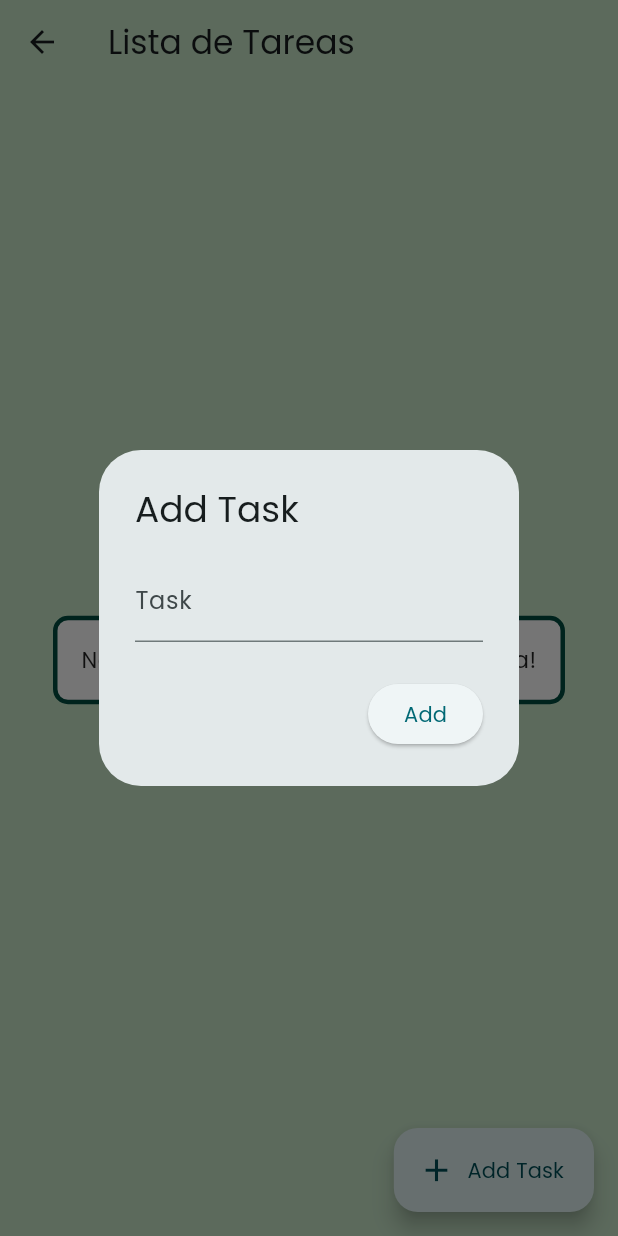
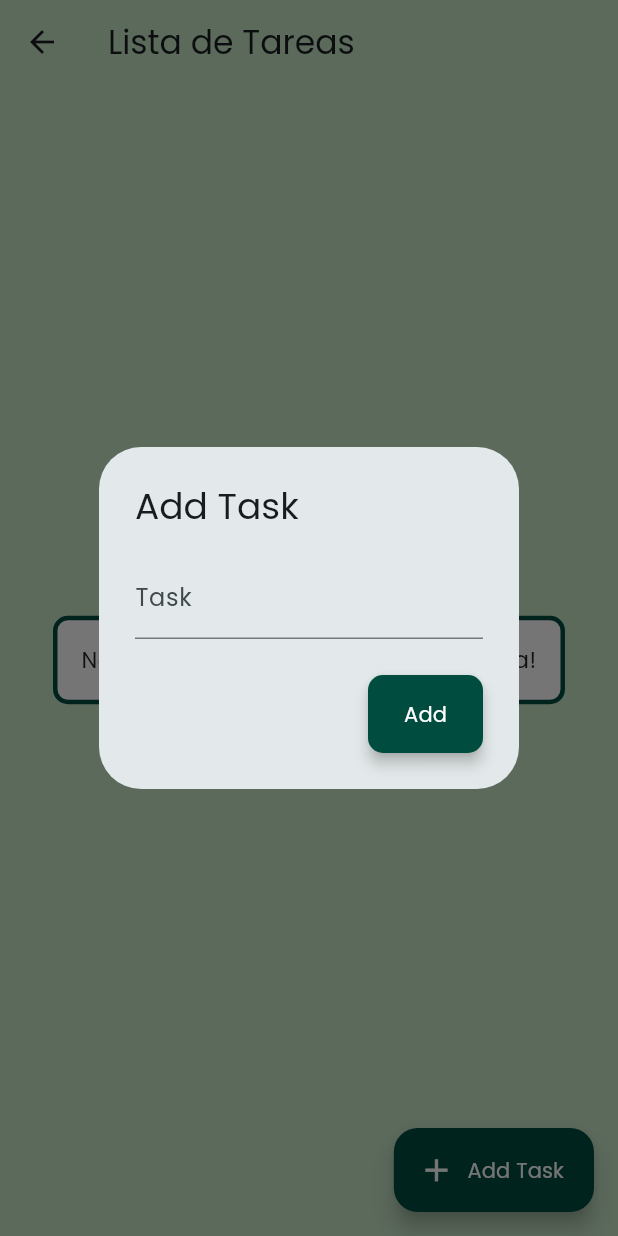
Before and after one commit to sunn02/flutter_app, a Flutter app: the TasksPage screen opened directly, after a tap on "Add Task", on a phone screen of 412 x 824 dp. Run offline on Flutter 3.47's test engine with Material 3 defaults, Android fonts, the phone set to English and light mode, and no system bars; our stand-ins replace shared_preferences; accounts and stored records are empty.

Commit message:
updated button

```diff
--- a/lib/screens/tasks_screen.dart
+++ b/lib/screens/tasks_screen.dart
@@ -100,14 +100,16 @@ class _TasksPageState extends State<TasksPage> {
         ),
       ),
       floatingActionButton: FloatingActionButton.extended(
-        backgroundColor: Colors.teal.shade50,
+        backgroundColor: Colors.teal.shade900,
+        foregroundColor: Colors.white,
+
         onPressed: () {
           // Show a dialog to add a new task
           showDialog(
             context: context,
             builder: (BuildContext context) {
               return AlertDialog(
-                title: Text('Add Task'), // ---> TITULO DEL DIALOGO
+                title: Text('Add Task',), // ---> TITULO DEL DIALOGO
                 content: Column(
                   mainAxisSize: MainAxisSize.min,
 
@@ -120,6 +122,7 @@ class _TasksPageState extends State<TasksPage> {
                 ),
                 actions: [
                   ElevatedButton(
+                    style: AppStyles.buttonStyle,
                     onPressed: () {
                       add_tasks();
                       Navigator.of(context).pop(); // Close the dialog
```
